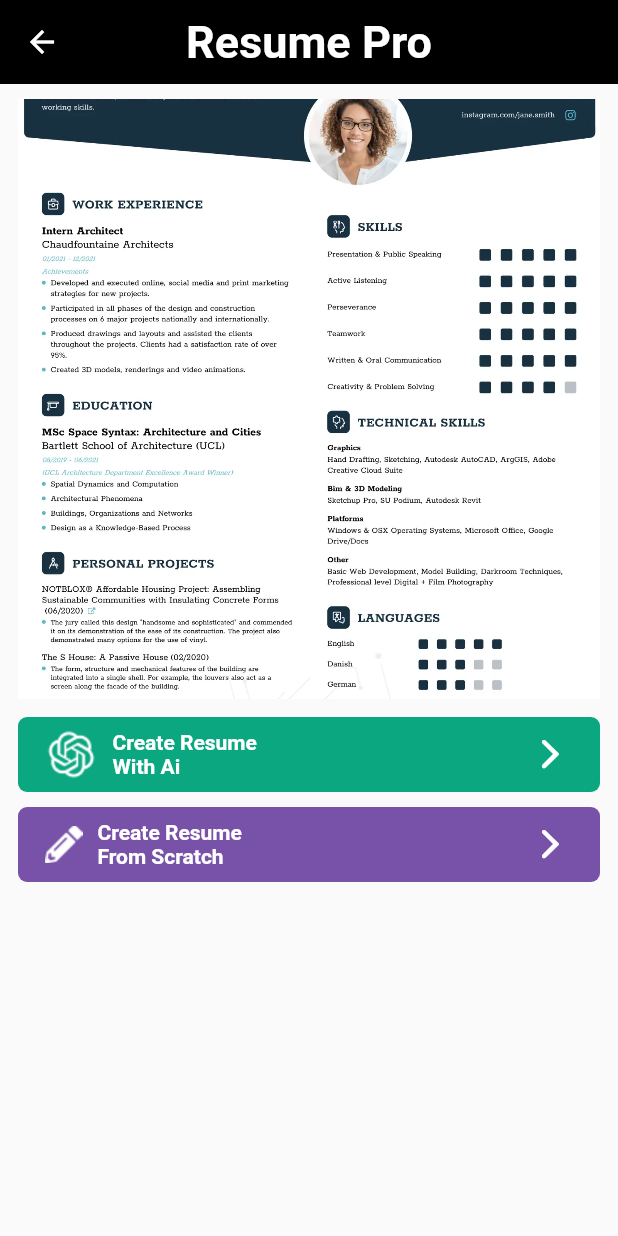
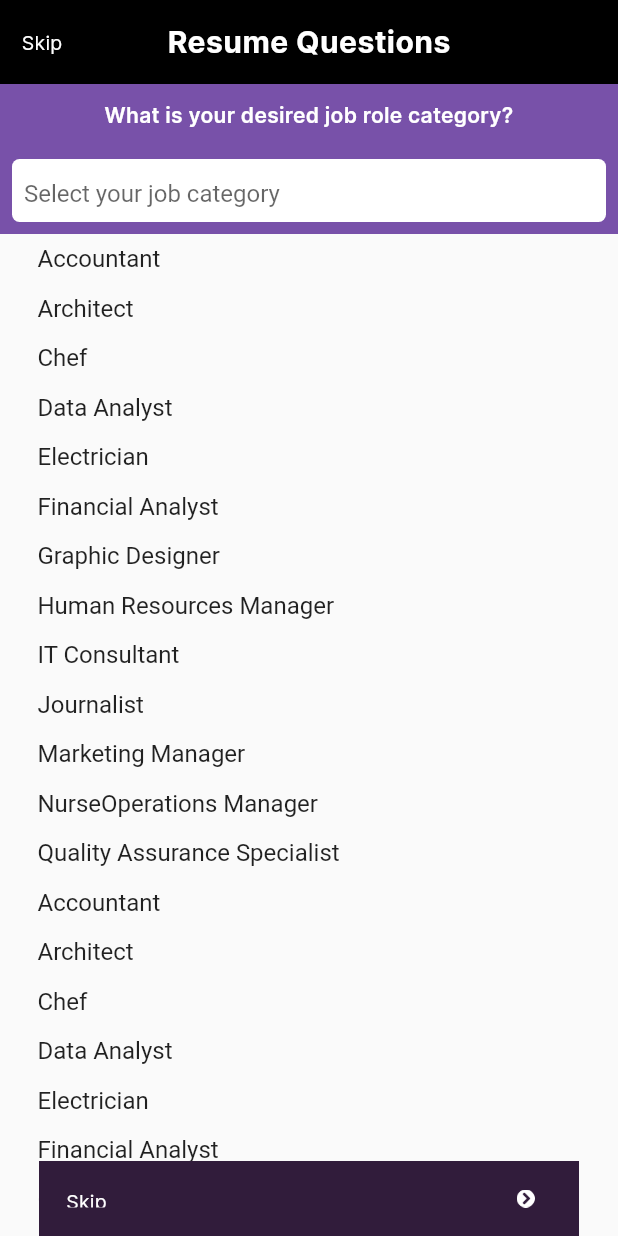
Before and after one commit to hngx-org/ai-resume-builder, a Flutter app: the SelectResumeModeScreen screen opened directly, after a tap on an icon or button, on a phone screen of 412 x 824 dp. Run offline on Flutter 3.47's test engine with Material 2 defaults, Android fonts, the phone set to English and light mode, and no system bars.

Commit message:
Desired Role Screen

```diff
--- a/lib/constant/image_path.dart
+++ b/lib/constant/image_path.dart
@@ -7,4 +7,5 @@ abstract class ImagePath {
   static String chatGpt = 'assets/images/chat_gpt.png';
   static String pencil = 'assets/images/pencil.png';
   static String logo = 'assets/images/logo.png';
+  static const String next = 'assets/images/icon _Chevron.png';
 }
--- a/lib/views/landing-signup-signin_view/screens/sign_up_screen.dart
+++ b/lib/views/landing-signup-signin_view/screens/sign_up_screen.dart
@@ -2,6 +2,7 @@ import 'package:ai_resume_builder/constant/brain.dart';
 import 'package:ai_resume_builder/constant/colors.dart';
 import 'package:ai_resume_builder/constant/image_path.dart';
 import 'package:ai_resume_builder/constant/sizedboxes.dart';
+import 'package:ai_resume_builder/navigation_bar.dart';
 import 'package:ai_resume_builder/views/landing-signup-signin_view/widgets/form_button1.dart';
 import 'package:ai_resume_builder/views/landing-signup-signin_view/widgets/text_input_widget1.dart';
 import 'package:flutter/material.dart';
@@ -130,7 +131,15 @@ class _SignUpViewState extends State<SignUpView> {
                   ),
                 ),
                 SizedBoxes.sizedBox10,
-                FormButton1(text: "Sign Up", onPressed: () {}),
+                FormButton1(
+                    text: "Sign Up",
+                    onPressed: () {
+                      Navigator.of(context).pushReplacement(
+                        MaterialPageRoute(
+                          builder: (context) => const BottomNavBar(),
+                        ),
+                      );
+                    }),
               ],
             ),
           ),
--- /dev/null
+++ b/lib/views/questionare_view/screens/desired_role.dart
@@ -0,0 +1,177 @@
+import 'package:ai_resume_builder/constant/colors.dart';
+import 'package:ai_resume_builder/constant/image_path.dart';
+import 'package:ai_resume_builder/views/questionare_view/widgets/purple_cell.dart';
+import 'package:flutter/material.dart';
+
+// ignore: camel_case_types
+class role_Screen extends StatelessWidget {
+   role_Screen({super.key});
+  final List<String> job_Categories = [
+    "Accountant",
+    "Architect",
+    "Chef",
+    "Data Analyst",
+    "Electrician",
+    "Financial Analyst",
+    "Graphic Designer",
+    "Human Resources Manager",
+    "IT Consultant",
+    "Journalist",
+    "Marketing Manager",
+    "Nurse"
+    "Operations Manager",
+    "Quality Assurance Specialist",
+    "Accountant",
+    "Architect",
+    "Chef",
+    "Data Analyst",
+    "Electrician",
+    "Financial Analyst",
+    "Graphic Designer",
+    "Human Resources Manager",
+    "IT Consultant",
+    "Journalist",
+    "Marketing Manager",
+    "Nurse"
+    "Operations Manager",
+    "Quality Assurance Specialist",
+  ];
+
+  @override
+  Widget build(BuildContext context) {
+    return Scaffold(
+      appBar: AppBar(
+        backgroundColor: Colors.black,
+        elevation: 0.0,
+        leading: const Center(
+          child: Text(
+            "Skip",
+            style: TextStyle(
+              color: Colors.white,
+              fontSize: 13,
+              fontFamily: 'Inter',
+              fontWeight: FontWeight.w400,
+              height: 0,
+              letterSpacing: 0.20,
+            ),
+          ),
+        ), // Leading text
+        title: const Text(
+          "Resume Questions",
+          style: TextStyle(
+            color: Colors.white,
+            fontSize: 20,
+            fontFamily: 'Inter',
+            fontWeight: FontWeight.w700,
+            height: 0,
+            letterSpacing: 0.30,
+          ),
+        ), // Centered text
+        centerTitle: true, // Center the title text
+      ),
+      body: Stack(
+        children: [
+          Column(
+            children: [
+              const PurpleCell(
+                child: Padding(
+                  padding: EdgeInsets.symmetric(horizontal: 33, vertical: 12),
+                  child: Text(
+                    'What is your desired job role category?',
+                    textAlign: TextAlign.center,
+                    style: TextStyle(
+                      color: Colors.white,
+                      fontSize: 14,
+                      fontFamily: 'Inter',
+                      fontWeight: FontWeight.w600,
+                      height: 0,
+                      letterSpacing: 0.21,
+                    ),
+                  ),
+                ),
+              ),
+              PurpleCell(
+                child: Padding(
+                  padding: const EdgeInsets.only(left: 8, right: 8, bottom: 8),
+                  child: Container(
+                    width: double.infinity,
+                    height: 36,
+                    decoration: ShapeDecoration(
+                      color: Colors.white,
+                      shape: RoundedRectangleBorder(
+                        borderRadius: BorderRadius.circular(5),
+                        side: BorderSide.none, // Remove border line
+                      ),
+                    ),
+                    child: const Padding(
+                      padding: EdgeInsets.symmetric(horizontal: 8),
+                      child: TextField(
+                        cursorColor: Color(0xFF7851A9), // Set cursor color
+                        decoration: InputDecoration(
+                          hintText: 'Select your job category',
+                          border: InputBorder.none, // Remove border line
+                        ),
+                      ),
+                    ),
+                  ),
+                ),
+              ),
+              Expanded(
+                child: ListView.builder(
+                  shrinkWrap:
+                      true, // To make the ListView take only the space it needs
+                  itemCount: job_Categories
+                      .length, // Replace with the actual item count
+                  itemBuilder: (BuildContext context, int index) {
+                    return Padding(
+                      padding: const EdgeInsets.symmetric(
+                          horizontal: 25, vertical: 7),
+                      child: Text(
+                        job_Categories[index], // Replace with the item text
+                        style: const TextStyle(
+                            fontSize: 16), // Customize text style as needed
+                      ),
+                    );
+                  },
+                ),
+              ),
+            ],
+          ),
+          Align(
+            alignment: Alignment.bottomCenter,
+            child: Container(
+              width: 360,
+              height: 50,
+              decoration: BoxDecoration(color: AppColor.bottomNavigationBar),
+              child: Padding(
+                padding:
+                    const EdgeInsets.symmetric(horizontal: 18, vertical: 19),
+                child: Row(
+                  mainAxisAlignment: MainAxisAlignment.spaceBetween,
+                  children: [
+                    const Text(
+                      'Skip',
+                      style: TextStyle(
+                        color: Colors.white,
+                        fontSize: 13,
+                        fontFamily: 'Inter',
+                        fontWeight: FontWeight.w400,
+                        height: 0,
+                        letterSpacing: 0.20,
+                      ),
+                    ),
+                    Image.asset(
+                      ImagePath.next, // Replace with your image asset path
+                      width: 35, // Adjust the width as needed
+                      height: 40, // Adjust the height as needed
+                    ),
+                  ],
+                ),
+              ),
+            ),
+          ),
+        ],
+      ),
+    );
+  }
+}
--- /dev/null
+++ b/lib/views/questionare_view/widgets/purple_cell.dart
@@ -0,0 +1,22 @@
+import 'package:ai_resume_builder/constant/colors.dart';
+import 'package:flutter/material.dart';
+
+
+class PurpleCell extends StatelessWidget {
+  final Widget child; // Add a child property
+
+  const PurpleCell({
+    Key? key,
+    required this.child, // Require the child parameter
+  }) : super(key: key);
+
+  @override
+  Widget build(BuildContext context) {
+    return Container(
+      width: double.infinity,
+      height: 50,
+      decoration: BoxDecoration(color: AppColor.upgradeToProDarkMode),
+      child: child, // Use the child parameter
+    );
+  }
+}
--- a/lib/views/template_view/screens/template_screen.dart
+++ b/lib/views/template_view/screens/template_screen.dart
@@ -10,6 +10,7 @@ class TemplateScreen extends StatelessWidget {
       appBar: AppBar(
         backgroundColor: Colors.black,
         elevation: 0.0,
+        automaticallyImplyLeading: false,
         centerTitle: true,
         title: const Text(
           'Resume Pro',
--- a/lib/views/template_view/widget/select_resume_tile.dart
+++ b/lib/views/template_view/widget/select_resume_tile.dart
@@ -1,5 +1,6 @@
 import 'package:ai_resume_builder/constant/colors.dart';
 import 'package:ai_resume_builder/constant/image_path.dart';
+import 'package:ai_resume_builder/views/questionare_view/screens/desired_role.dart';
 import 'package:flutter/cupertino.dart';
 import 'package:flutter/material.dart';
 
@@ -26,7 +27,13 @@ class SelectResumeTile extends StatelessWidget {
             image: ImagePath.chatGpt,
             text: 'Create Resume\nWith Ai',
             color: AppColor.createResumeWithAI,
-            onPressed: () {},
+            onPressed: () {
+              Navigator.of(context).push(
+                MaterialPageRoute(
+                  builder: (context) => role_Screen(),
+                ),
+              );
+            },
           ),
           const SizedBox(
             height: 10,
```
Also changed, not shown: assets/images/icon _Chevron.png (added).
